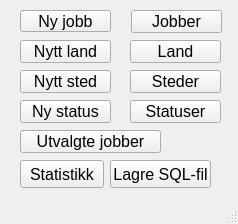
First picture: the form in src/jobb/QT/jobber/jobber/mainwindow.ui, repository andersbo87/sources, before the edit.
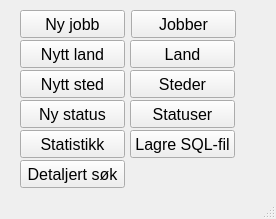
Second picture: the form after the edit. Icons and pictures are not drawn.

Commit message: Mindre endringer i mainwindow.ui og spesificjobs.ui.

What changed in the file:
```diff
--- a/src/jobb/QT/jobber/jobber/mainwindow.ui
+++ b/src/jobb/QT/jobber/jobber/mainwindow.ui
@@ -6,8 +6,8 @@
    <rect>
     <x>0</x>
     <y>0</y>
-    <width>238</width>
-    <height>224</height>
+    <width>276</width>
+    <height>219</height>
    </rect>
   </property>
   <property name="font">
@@ -29,8 +29,8 @@
      <rect>
       <x>20</x>
       <y>10</y>
-      <width>91</width>
-      <height>22</height>
+      <width>105</width>
+      <height>28</height>
      </rect>
     </property>
     <property name="text">
@@ -42,8 +42,8 @@
      <rect>
       <x>131</x>
       <y>10</y>
-      <width>91</width>
-      <height>23</height>
+      <width>105</width>
+      <height>28</height>
      </rect>
     </property>
     <property name="text">
@@ -55,8 +55,8 @@
      <rect>
       <x>20</x>
       <y>70</y>
-      <width>91</width>
-      <height>23</height>
+      <width>105</width>
+      <height>28</height>
      </rect>
     </property>
     <property name="text">
@@ -68,8 +68,8 @@
      <rect>
       <x>20</x>
       <y>100</y>
-      <width>91</width>
-      <height>23</height>
+      <width>105</width>
+      <height>28</height>
      </rect>
     </property>
     <property name="text">
@@ -81,8 +81,8 @@
      <rect>
       <x>130</x>
       <y>70</y>
-      <width>91</width>
-      <height>23</height>
+      <width>105</width>
+      <height>28</height>
      </rect>
     </property>
     <property name="text">
@@ -94,8 +94,8 @@
      <rect>
       <x>130</x>
       <y>100</y>
-      <width>91</width>
-      <height>23</height>
+      <width>105</width>
+      <height>28</height>
      </rect>
     </property>
     <property name="text">
@@ -107,8 +107,8 @@
      <rect>
       <x>20</x>
       <y>40</y>
-      <width>91</width>
-      <height>23</height>
+      <width>105</width>
+      <height>28</height>
      </rect>
     </property>
     <property name="text">
@@ -120,8 +120,8 @@
      <rect>
       <x>130</x>
       <y>40</y>
-      <width>91</width>
-      <height>23</height>
+      <width>105</width>
+      <height>28</height>
      </rect>
     </property>
     <property name="text">
@@ -132,21 +132,21 @@
     <property name="geometry">
      <rect>
       <x>20</x>
-      <y>130</y>
-      <width>141</width>
-      <height>23</height>
+      <y>160</y>
+      <width>105</width>
+      <height>28</height>
      </rect>
     </property>
     <property name="text">
-     <string>Utvalgte jobber</string>
+     <string>Detaljert søk</string>
     </property>
    </widget>
    <widget class="QPushButton" name="btnStatistic">
     <property name="geometry">
      <rect>
       <x>20</x>
-      <y>160</y>
-      <width>84</width>
+      <y>130</y>
+      <width>105</width>
       <height>28</height>
      </rect>
     </property>
@@ -157,9 +157,9 @@
    <widget class="QPushButton" name="btn_SaveFile">
     <property name="geometry">
      <rect>
-      <x>110</x>
-      <y>160</y>
-      <width>101</width>
+      <x>130</x>
+      <y>130</y>
+      <width>105</width>
       <height>28</height>
      </rect>
     </property>
```
The commit also changes 2 other files.
